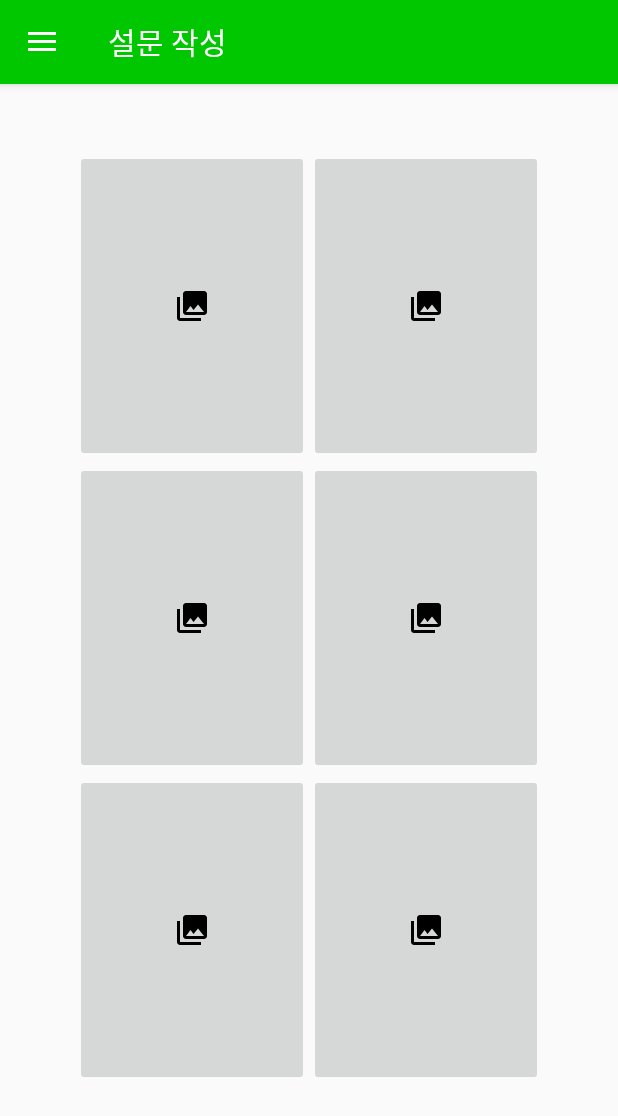
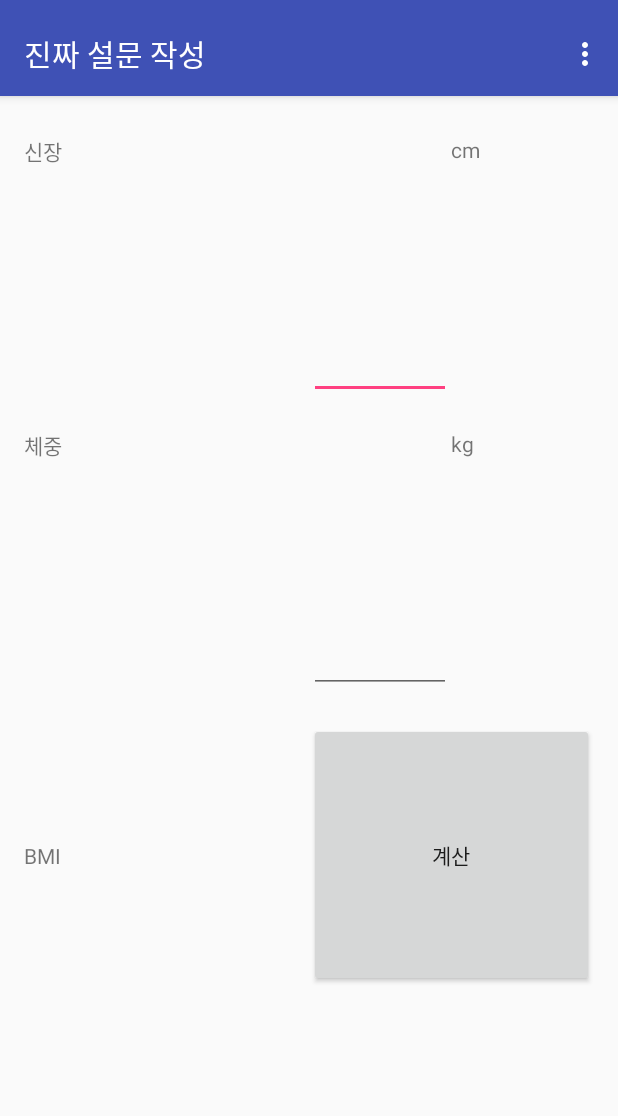
Before and after one commit to GoodBeing/GoodBeing-Android, an Android app: the SurveyWriteActivity screen opened directly, with no data from a screen before it, in the side drawer, after a tap on "이력관리", on a phone screen of 412 x 824 dp. Shown: the top 1116 px of the screen. Run offline under Robolectric (Android 15) with nearby library versions, the phone set to English and light mode, and no system bars.

Commit message:
0718 survey write 1

```diff
--- a/app/src/main/AndroidManifest.xml
+++ b/app/src/main/AndroidManifest.xml
@@ -24,6 +24,11 @@
             android:label="설문 작성"
             android:theme="@style/AppTheme.NoActionBar">
         </activity>
+        <activity
+            android:name=".RealsurveywriteActivity"
+            android:label="진짜 설문 작성"
+            android:theme="@style/AppTheme.NoActionBar">
+        </activity>
     </application>
 
 </manifest>
--- a/app/src/main/java/com/landvibe/goodbeing/goodbeing_android/MainActivity.java
+++ b/app/src/main/java/com/landvibe/goodbeing/goodbeing_android/MainActivity.java
@@ -2,9 +2,6 @@ package com.landvibe.goodbeing.goodbeing_android;
 
 import android.content.Intent;
 import android.os.Bundle;
-import android.support.design.widget.FloatingActionButton;
-import android.support.design.widget.Snackbar;
-import android.view.View;
 import android.support.design.widget.NavigationView;
 import android.support.v4.view.GravityCompat;
 import android.support.v4.widget.DrawerLayout;
@@ -13,6 +10,7 @@ import android.support.v7.app.AppCompatActivity;
 import android.support.v7.widget.Toolbar;
 import android.view.Menu;
 import android.view.MenuItem;
+import android.view.View;
 import android.widget.Button;
 
 public class MainActivity extends AppCompatActivity
--- /dev/null
+++ b/app/src/main/java/com/landvibe/goodbeing/goodbeing_android/RealsurveywriteActivity.java
@@ -0,0 +1,250 @@
+package com.landvibe.goodbeing.goodbeing_android;
+
+import android.os.Bundle;
+import android.support.v4.app.Fragment;
+import android.support.v4.app.FragmentManager;
+import android.support.v4.app.FragmentPagerAdapter;
+import android.support.v4.view.ViewPager;
+import android.support.v7.app.AppCompatActivity;
+import android.support.v7.widget.Toolbar;
+import android.view.LayoutInflater;
+import android.view.Menu;
+import android.view.MenuItem;
+import android.view.View;
+import android.view.ViewGroup;
+
+/**
+ * Created by jik on 2017-07-17.
+ */
+
+public class RealsurveywriteActivity extends AppCompatActivity {
+    /**
+     * The {@link android.support.v4.view.PagerAdapter} that will provide
+     * fragments for each of the sections. We use a
+     * {@link FragmentPagerAdapter} derivative, which will keep every
+     * loaded fragment in memory. If this becomes too memory intensive, it
+     * may be best to switch to a
+     * {@link android.support.v4.app.FragmentStatePagerAdapter}.
+     */
+    private SectionsPagerAdapter mSectionsPagerAdapter;
+
+    /**
+     * The {@link ViewPager} that will host the section contents.
+     */
+    private ViewPager mViewPager;
+
+    @Override
+    protected void onCreate(Bundle savedInstanceState) {
+        super.onCreate(savedInstanceState);
+        setContentView(R.layout.activty_realsurveywrite);
+
+        Toolbar toolbar = (Toolbar) findViewById(R.id.toolbar);
+        setSupportActionBar(toolbar);
+        // Create the adapter that will return a fragment for each of the three
+        // primary sections of the activity.
+        mSectionsPagerAdapter = new SectionsPagerAdapter(getSupportFragmentManager());
+
+        // Set up the ViewPager with the sections adapter.
+        mViewPager = (ViewPager) findViewById(R.id.container);
+        mViewPager.setAdapter(mSectionsPagerAdapter);
+
+
+    }
+
+
+    @Override
+    public boolean onCreateOptionsMenu(Menu menu) {
+        // Inflate the menu; this adds items to the action bar if it is present.
+        getMenuInflater().inflate(R.menu.activity_main_drawer, menu);
+
+        return true;
+    }
+
+    @Override
+    public boolean onOptionsItemSelected(MenuItem item) {
+        // Handle action bar item clicks here. The action bar will
+        // automatically handle clicks on the Home/Up button, so long
+        // as you specify a parent activity in AndroidManifest.xml.
+        int id = item.getItemId();
+
+        //noinspection SimplifiableIfStatement
+        if (id == R.id.action_settings) {
+            return true;
+        }
+
+        return super.onOptionsItemSelected(item);
+    }
+
+    /**
+     * A placeholder fragment containing a simple view.
+     */
+    public static class firstfragment extends Fragment {
+        /**
+         * The fragment argument representing the section number for this
+         * fragment.
+         */
+        private static final String ARG_SECTION_NUMBER = "section_number";
+
+        public firstfragment() {
+        }
+
+        /**
+         * Returns a new instance of this fragment for the given section
+         * number.
+         */
+        public static firstfragment newInstance(int sectionNumber) {
+            firstfragment fragment = new firstfragment();
+            Bundle args = new Bundle();
+            args.putInt(ARG_SECTION_NUMBER, sectionNumber);
+            fragment.setArguments(args);
+            return fragment;
+        }
+
+        @Override
+        public View onCreateView(LayoutInflater inflater, ViewGroup container,
+                                 Bundle savedInstanceState) {
+            View rootView = inflater.inflate(R.layout.survey_fragment, container, false);
+//            TextView textView = (TextView) rootView.findViewById(R.id.section_label);
+//            textView.setText(getString(R.string.section_format, getArguments().getInt(ARG_SECTION_NUMBER)));
+            return rootView;
+        }
+    }
+    public static class secondfragment extends Fragment {
+        /**
+         * The fragment argument representing the section number for this
+         * fragment.
+         */
+        private static final String ARG_SECTION_NUMBER = "section_number";
+
+        public secondfragment() {
+        }
+
+        /**
+         * Returns a new instance of this fragment for the given section
+         * number.
+         */
+        public static secondfragment newInstance(int sectionNumber) {
+            secondfragment fragment = new secondfragment();
+            Bundle args = new Bundle();
+            args.putInt(ARG_SECTION_NUMBER, sectionNumber);
+            fragment.setArguments(args);
+            return fragment;
+        }
+
+        @Override
+        public View onCreateView(LayoutInflater inflater, ViewGroup container,
+                                 Bundle savedInstanceState) {
+            View rootView = inflater.inflate(R.layout.survey_fragment_1_1, container, false);
+//            TextView textView = (TextView) rootView.findViewById(R.id.section_label);
+//            textView.setText(getString(R.string.section_format, getArguments().getInt(ARG_SECTION_NUMBER)));
+            return rootView;
+        }
+    }
+
+    public static class thirdfragment extends Fragment {
+        /**
+         * The fragment argument representing the section number for this
+         * fragment.
+         */
+        private static final String ARG_SECTION_NUMBER = "section_number";
+
+        public thirdfragment() {
+        }
+
+        /**
+         * Returns a new instance of this fragment for the given section
+         * number.
+         */
+        public static thirdfragment newInstance(int sectionNumber) {
+            thirdfragment fragment = new thirdfragment();
+            Bundle args = new Bundle();
+            args.putInt(ARG_SECTION_NUMBER, sectionNumber);
+            fragment.setArguments(args);
+            return fragment;
+        }
+
+        @Override
+        public View onCreateView(LayoutInflater inflater, ViewGroup container,
+                                 Bundle savedInstanceState) {
+            View rootView = inflater.inflate(R.layout.survey_fragment_1_2, container, false);
+//            TextView textView = (TextView) rootView.findViewById(R.id.section_label);
+//            textView.setText(getString(R.string.section_format, getArguments().getInt(ARG_SECTION_NUMBER)));
+            return rootView;
+        }
+    }
+    /**
+     * A {@link FragmentPagerAdapter} that returns a fragment corresponding to
+     * one of the sections/tabs/pages.
+     */
+//    public class SectionsPagerAdapter extends FragmentPagerAdapter {
+//
+//        public SectionsPagerAdapter(FragmentManager fm) {
+//            super(fm);
+//        }
+//
+//        @Override
+//        public Fragment getItem(int position) {
+//            // getItem is called to instantiate the fragment for the given page.
+//            // Return a PlaceholderFragment (defined as a static inner class below).
+//            return PlaceholderFragment.newInstance(position + 1);
+//        }
+//
+//        @Override
+//        public int getCount() {
+//            // Show 3 total pages.
+//            return 3;
+//        }
+//
+//        @Override
+//        public CharSequence getPageTitle(int position) {
+//            switch (position) {
+//                case 0:
+//                    return "SECTION 1";
+//                case 1:
+//                    return "SECTION 2";
+//                case 2:
+//                    return "SECTION 3";
+//            }
+//            return null;
+//        }
+//    }
+    public class SectionsPagerAdapter extends FragmentPagerAdapter {
+
+        public SectionsPagerAdapter(FragmentManager fm) {
+            super(fm);
+        }
+
+        @Override
+        public Fragment getItem(int position) {
+            // getItem is called to instantiate the fragment for the given page.
+            // Return a PlaceholderFragment (defined as a static inner class below).
+            if(position == 0)
+                return new firstfragment();
+            else if(position == 1)
+                return new secondfragment();
+            else
+                return new thirdfragment();
+        }
+
+        @Override
+        public int getCount() {
+            // Show 3 total pages.
+            return 3;
+        }
+
+        @Override
+        public CharSequence getPageTitle(int position) {
+            switch (position) {
+                case 0:
+                    return "SECTION 1";
+                case 1:
+                    return "SECTION 2";
+                case 2:
+                    return "SECTION 3";
+            }
+            return null;
+        }
+    }
+
+
+}
--- a/app/src/main/java/com/landvibe/goodbeing/goodbeing_android/SurveyWriteActivity.java
+++ b/app/src/main/java/com/landvibe/goodbeing/goodbeing_android/SurveyWriteActivity.java
@@ -1,5 +1,6 @@
 package com.landvibe.goodbeing.goodbeing_android;
 
+import android.content.Intent;
 import android.os.Bundle;
 import android.support.design.widget.NavigationView;
 import android.support.v4.view.GravityCompat;
@@ -8,7 +9,6 @@ import android.support.v7.app.ActionBarDrawerToggle;
 import android.support.v7.app.AppCompatActivity;
 import android.support.v7.widget.Toolbar;
 import android.view.MenuItem;
-import android.widget.Button;
 
 /**
  * Created by 고승빈 on 2017-07-14.
@@ -43,7 +43,8 @@ public class SurveyWriteActivity extends AppCompatActivity implements Navigation
         if (id == R.id.nav_intro) {
 
         } else if (id == R.id.nav_history) {
-
+            Intent i = new Intent(SurveyWriteActivity.this,RealsurveywriteActivity.class);
+            startActivity(i);
         } else if (id == R.id.nav_surveyWrite) {
 
         } else if (id == R.id.nav_measure) {
--- /dev/null
+++ b/app/src/main/res/layout/activty_realsurveywrite.xml
@@ -0,0 +1,40 @@
+<?xml version="1.0" encoding="utf-8"?>
+<android.support.design.widget.CoordinatorLayout xmlns:android="http://schemas.android.com/apk/res/android"
+    android:layout_width="match_parent"
+    android:layout_height="match_parent"
+    xmlns:app="http://schemas.android.com/apk/res-auto">
+
+
+    <android.support.design.widget.AppBarLayout
+        android:id="@+id/appbar"
+        android:layout_width="match_parent"
+        android:layout_height="wrap_content"
+        android:paddingTop="8dp"
+        android:theme="@style/AppTheme.AppBarOverlay">
+
+        <android.support.v7.widget.Toolbar
+            android:id="@+id/toolbar"
+            android:layout_width="match_parent"
+            android:layout_height="?attr/actionBarSize"
+            android:background="?attr/colorPrimary"
+            app:layout_scrollFlags="scroll|enterAlways"
+            app:popupTheme="@style/AppTheme.PopupOverlay">
+
+        </android.support.v7.widget.Toolbar>
+
+    </android.support.design.widget.AppBarLayout>
+
+    <android.support.v4.view.ViewPager
+        android:id="@+id/container"
+        android:layout_width="match_parent"
+        android:layout_height="match_parent"
+        app:layout_behavior="@string/appbar_scrolling_view_behavior" />
+
+
+
+
+
+
+
+
+</android.support.design.widget.CoordinatorLayout>
--- /dev/null
+++ b/app/src/main/res/layout/survey_fragment.xml
@@ -0,0 +1,96 @@
+<?xml version="1.0" encoding="utf-8"?>
+<LinearLayout xmlns:android="http://schemas.android.com/apk/res/android"
+    android:layout_width="match_parent" android:layout_height="match_parent"
+    android:paddingBottom="@dimen/activity_vertical_margin"
+    android:paddingLeft="@dimen/activity_horizontal_margin"
+    android:paddingRight="@dimen/activity_horizontal_margin"
+    android:paddingTop="@dimen/activity_vertical_margin"
+    android:orientation="vertical">
+
+
+        <LinearLayout
+            android:orientation="horizontal"
+            android:layout_width="match_parent"
+            android:layout_height="0dp"
+            android:layout_weight="1"
+            android:layout_marginBottom="10dp"
+            android:layout_marginTop="10dp">
+
+            <TextView
+                android:text="신장"
+                android:layout_width="0dp"
+                android:layout_height="match_parent"
+                android:layout_weight="2"/>
+            <EditText
+                android:layout_width="0dp"
+                android:layout_height="match_parent"
+                android:layout_weight="1"/>
+            <TextView
+                android:text="cm"
+                android:layout_width="0dp"
+                android:layout_height="match_parent"
+                android:layout_weight="1"/>
+        </LinearLayout>
+
+
+
+        <LinearLayout
+            android:orientation="horizontal"
+            android:layout_width="match_parent"
+            android:layout_height="0dp"
+            android:layout_weight="1"
+            android:layout_marginBottom="10dp"
+            android:layout_marginTop="10dp">
+
+            <TextView
+                android:text="체중"
+                android:layout_width="0dp"
+                android:layout_height="match_parent"
+                android:layout_weight="2"/>
+            <EditText
+                android:layout_width="0dp"
+                android:layout_height="match_parent"
+                android:layout_weight="1"/>
+            <TextView
+                android:text="kg"
+                android:layout_width="0dp"
+                android:layout_height="match_parent"
+                android:layout_weight="1"/>
+        </LinearLayout>
+
+
+        <LinearLayout
+            android:orientation="horizontal"
+            android:layout_width="match_parent"
+            android:layout_height="0dp"
+            android:layout_weight="1"
+            android:layout_marginBottom="10dp"
+            android:layout_marginTop="10dp">
+            <TextView
+                android:text="BMI"
+                android:layout_width="0dp"
+                android:layout_height="wrap_content"
+                android:layout_weight="1"/>
+            <Button
+                android:text="계산"
+                android:layout_width="0dp"
+                android:layout_height="match_parent"
+                android:layout_weight="1"/>
+        </LinearLayout>
+
+        <LinearLayout
+            android:orientation="horizontal"
+            android:layout_width="match_parent"
+            android:layout_height="0dp"
+            android:layout_weight="1"
+            android:layout_marginBottom="10dp"
+            android:layout_marginTop="10dp">
+            <TextView
+                android:id="@+id/BMI_result"
+                android:layout_width="match_parent"
+                android:layout_height="wrap_content"
+               />
+
+        </LinearLayout>
+
+    </LinearLayout>
--- a/app/src/main/res/values/strings.xml
+++ b/app/src/main/res/values/strings.xml
@@ -3,6 +3,7 @@
 
     <string name="navigation_drawer_open">Open navigation drawer</string>
     <string name="navigation_drawer_close">Close navigation drawer</string>
+    <string name="section_format">Hello World from section: %1$d</string>
 
     <string name="action_settings">Settings</string>
 </resources>
```
Also changed, not shown: app/src/main/res/layout/survey_fragment_1_1.xml (added, +79 -0 lines), app/src/main/res/layout/survey_fragment_1_2.xml (added, +85 -0 lines).
